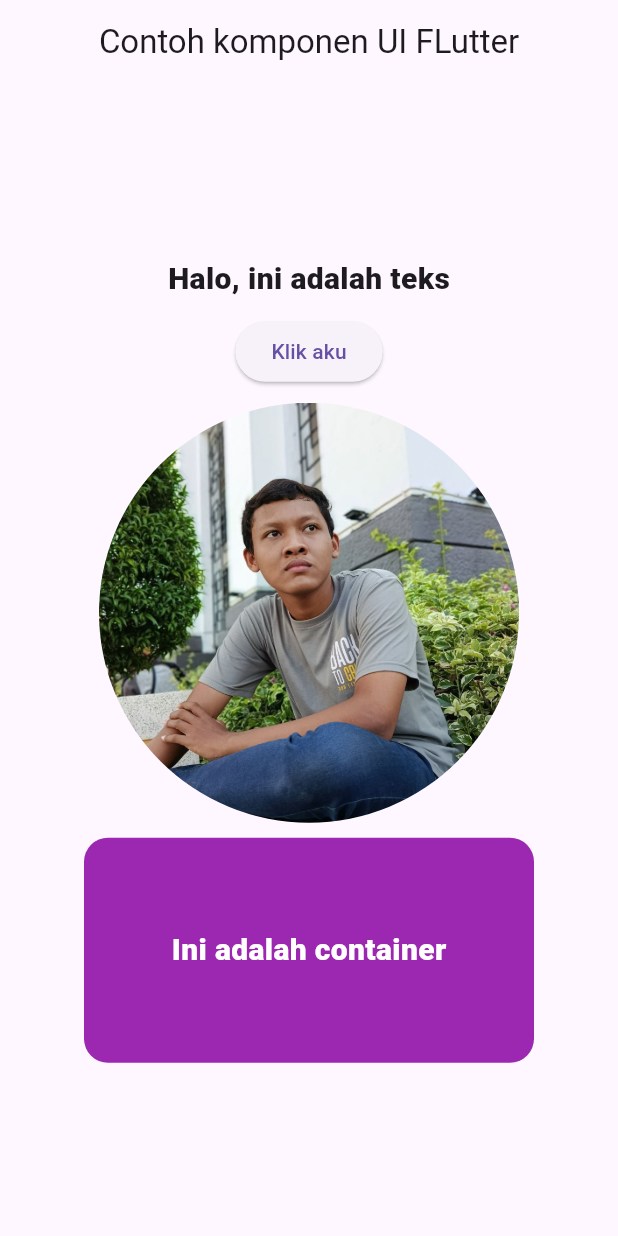
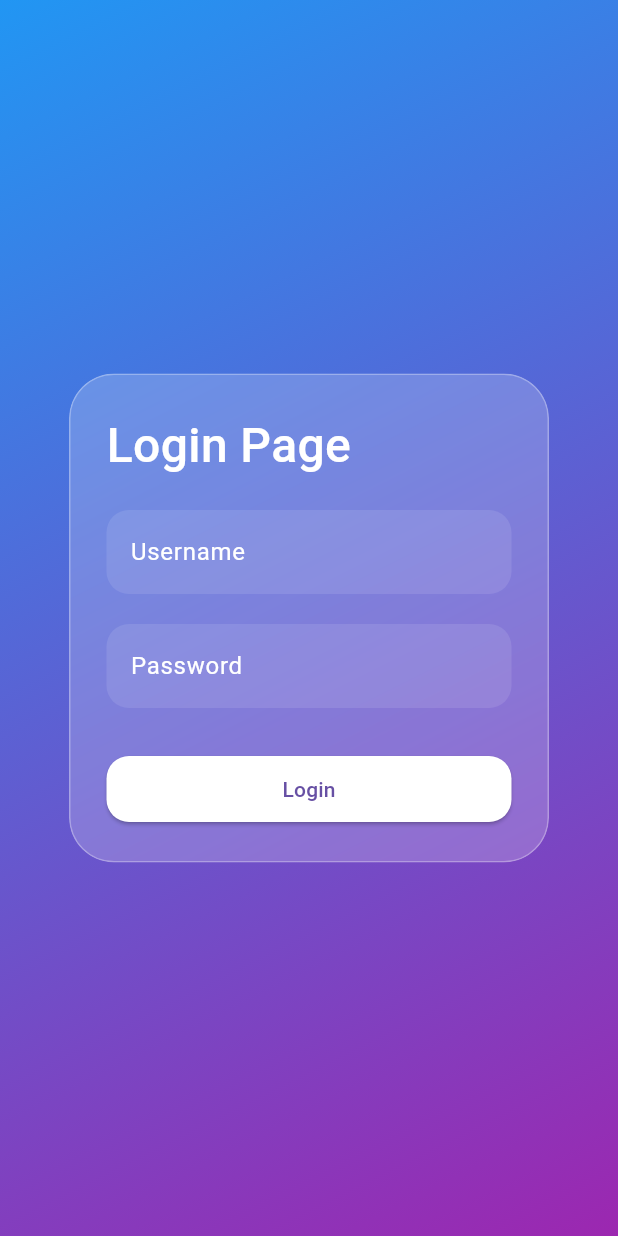
Before and after one commit to syafiqparadisam/tugas_flutter, a Flutter app: the screen it shows after launch, on a phone screen of 412 x 824 dp. Run offline on Flutter 3.47's test engine with Material 3 defaults, Android fonts, the phone set to English and light mode, and no system bars; our stand-ins replace firebase_core, go_router; accounts and stored records are empty.

Commit message:
tugas ke 2

```diff
--- a/lib/main.dart
+++ b/lib/main.dart
@@ -14,6 +14,10 @@ class MyApp extends StatelessWidget {
   // This widget is the root of your application.
   @override
   Widget build(BuildContext context) {
-    return MaterialApp.router(title: 'Flutter Demo', routerConfig: router);
+    return MaterialApp.router(
+      title: 'Flutter Demo',
+      routerConfig: router,
+      debugShowCheckedModeBanner: false,
+    );
   }
 }
--- a/lib/routing/router.dart
+++ b/lib/routing/router.dart
@@ -1,12 +1,11 @@
 import 'package:go_router/go_router.dart';
 import 'package:mobile_bab2/routing/routes.dart';
-import 'package:mobile_bab2/ui/home/home_screen.dart';
+import 'package:mobile_bab2/ui/auth/login_page.dart';
+import 'package:mobile_bab2/ui/profile/biodata_page.dart';
 
 final router = GoRouter(
   routes: [
-    GoRoute(
-      path: Routes.home,
-      builder: (context, state) => HomeScreen(context),
-    ),
+    GoRoute(path: Routes.home, builder: (context, state) => LoginPage()),
+    GoRoute(path: Routes.dashboard, builder: (context, state) => BiodataPage()),
   ],
 );
--- a/lib/routing/routes.dart
+++ b/lib/routing/routes.dart
@@ -1,3 +1,5 @@
 abstract final class Routes {
   static const home = "/";
+  static const login = "/login";
+  static const dashboard = "/dashboard";
 }
--- /dev/null
+++ b/lib/ui/auth/login_page.dart
@@ -0,0 +1,142 @@
+import 'dart:ui';
+
+import 'package:flutter/material.dart';
+import 'package:go_router/go_router.dart';
+import 'package:mobile_bab2/routing/routes.dart';
+
+class LoginPage extends StatefulWidget {
+  const LoginPage({super.key});
+
+  @override
+  State<LoginPage> createState() => _LoginPageState();
+}
+
+class _LoginPageState extends State<LoginPage> {
+  final usernameController = TextEditingController();
+  final passwordController = TextEditingController();
+
+  void _login() {
+    if (usernameController.text == 'admin' &&
+        passwordController.text == '1234') {
+      context.push(Routes.dashboard);
+    } else {
+      showDialog(
+        context: context,
+        builder: (_) => AlertDialog(
+          title: const Text("Login Gagal"),
+          content: const Text("Username atau password salah!"),
+          actions: [
+            TextButton(
+              onPressed: () => Navigator.pop(context),
+              child: const Text("OK"),
+            ),
+          ],
+        ),
+      );
+    }
+  }
+
+  @override
+  Widget build(BuildContext context) {
+    return Scaffold(
+      body: Stack(
+        fit: StackFit.expand,
+        children: [
+          // Latar belakang gradient
+          Container(
+            decoration: const BoxDecoration(
+              gradient: LinearGradient(
+                colors: [Colors.blue, Colors.purple],
+                begin: Alignment.topLeft,
+                end: Alignment.bottomRight,
+              ),
+            ),
+          ),
+
+          // Kontainer kaca (Glassmorphism)
+          Center(
+            child: ClipRRect(
+              borderRadius: BorderRadius.circular(30),
+              child: BackdropFilter(
+                filter: ImageFilter.blur(sigmaX: 15, sigmaY: 15),
+                child: Container(
+                  width: 320,
+
+                  padding: const EdgeInsets.all(24.0),
+                  decoration: BoxDecoration(
+                    color: Colors.white.withOpacity(0.2),
+                    borderRadius: BorderRadius.circular(30),
+                    border: Border.all(color: Colors.white.withOpacity(0.3)),
+                  ),
+                  child: Column(
+                    mainAxisSize: MainAxisSize.min,
+                    mainAxisAlignment: MainAxisAlignment.center,
+                    crossAxisAlignment: CrossAxisAlignment.stretch,
+                    children: [
+                      const Text(
+                        "Login Page",
+                        style: TextStyle(
+                          fontWeight: FontWeight.w500,
+                          fontSize: 32,
+                          color: Colors.white,
+                        ),
+                      ),
+                      const SizedBox(height: 20),
+                      TextField(
+                        controller: usernameController,
+                        style: const TextStyle(color: Colors.white),
+                        decoration: InputDecoration(
+                          labelText: 'Username',
+                          labelStyle: const TextStyle(color: Colors.white),
+                          filled: true,
+                          fillColor: Colors.white.withOpacity(0.1),
+                          border: OutlineInputBorder(
+                            borderRadius: BorderRadius.circular(15),
+                            borderSide: BorderSide.none,
+                          ),
+                        ),
+                      ),
+                      const SizedBox(height: 20),
+                      TextField(
+                        controller: passwordController,
+                        obscureText: true,
+                        style: const TextStyle(color: Colors.white),
+                        decoration: InputDecoration(
+                          labelText: 'Password',
+                          labelStyle: const TextStyle(color: Colors.white),
+                          filled: true,
+                          fillColor: Colors.white.withOpacity(0.1),
+                          border: OutlineInputBorder(
+                            borderRadius: BorderRadius.circular(15),
+                            borderSide: BorderSide.none,
+                          ),
+                        ),
+                      ),
+                      const SizedBox(height: 30),
+                      ElevatedButton(
+                        onPressed: _login,
+                        style: ElevatedButton.styleFrom(
+                          backgroundColor: Colors.white,
+                          shape: RoundedRectangleBorder(
+                            borderRadius: BorderRadius.circular(15),
+                          ),
+                        ),
+                        child: const Padding(
+                          padding: EdgeInsets.symmetric(
+                            horizontal: 24,
+                            vertical: 12,
+                          ),
+                          child: Text("Login"),
+                        ),
+                      ),
+                    ],
+                  ),
+                ),
+              ),
+            ),
+          ),
+        ],
+      ),
+    );
+  }
+}
```
Also changed, not shown: lib/ui/auth/dashboard_page.dart (added, +18 -0 lines), lib/ui/profile/biodata_page.dart (renamed from lib/ui/home/home_screen.dart, +28 -5 lines).
